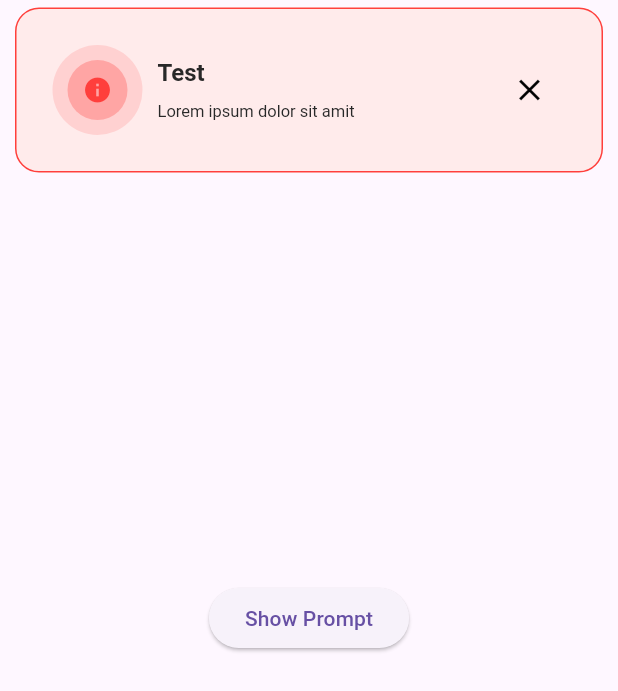
After one commit to markjoseultra/flutter_advance_ui, a Flutter app: the AnimatedListDemo screen opened directly, after a tap on "Show Prompt", on a phone screen of 412 x 824 dp. The commit adds this screen. Shown: the top 691 px of the screen. Run offline on Flutter 3.47's test engine with Material 3 defaults, Android fonts, the light colour scheme and no system bars; our stand-ins replace flutter_riverpod, visibility_detector.

Commit message:
feat: Awesome prompts

```diff
--- /dev/null
+++ b/lib/core/prompts/awesome_prompts.dart
@@ -0,0 +1,391 @@
+import 'package:flutter/material.dart';
+import 'package:flutter_riverpod/flutter_riverpod.dart';
+
+void showError(
+    {required String title, required String message, required WidgetRef ref}) {
+  ref.read(promptNotifierProvider.notifier).addPrompt(
+        title: title,
+        message: message,
+        severity: Severity.error,
+      );
+
+  ref.read(promptAnimatedListNotifierProvider.notifier).insertItem(index: 0);
+}
+
+@visibleForTesting
+enum Severity { info, error, warning, good }
+
+@visibleForTesting
+class PromptModel {
+  final int id;
+  final String title;
+  final String message;
+  final Severity severity;
+
+  PromptModel({
+    required this.id,
+    required this.title,
+    required this.message,
+    required this.severity,
+  });
+}
+
+@visibleForTesting
+class PromptStateNotifier extends Notifier<List<PromptModel>> {
+  @override
+  List<PromptModel> build() {
+    return [];
+  }
+
+  void addPrompt({
+    required String title,
+    required String message,
+    required Severity severity,
+  }) {
+    state = [
+      ...state,
+      PromptModel(
+        id: state.length,
+        title: title,
+        message: message,
+        severity: severity,
+      ),
+    ];
+  }
+
+  void removePrompt({required int id}) {
+    if (state.isEmpty) {
+      return;
+    }
+
+    state.removeAt(state.indexWhere((prompt) => prompt.id == id));
+
+    state = [...state];
+  }
+}
+
+@visibleForTesting
+final promptNotifierProvider =
+    NotifierProvider<PromptStateNotifier, List<PromptModel>>(
+  PromptStateNotifier.new,
+);
+
+@visibleForTesting
+class PromptAnimatedListNotifier
+    extends Notifier<GlobalKey<AnimatedListState>> {
+  @override
+  GlobalKey<AnimatedListState> build() {
+    final GlobalKey<AnimatedListState> listkey = GlobalKey();
+    return listkey;
+  }
+
+  void insertItem({required int index}) {
+    if (state.currentState == null) {
+      return;
+    }
+
+    state.currentState!
+        .insertItem(index, duration: const Duration(milliseconds: 500));
+
+    state = state;
+  }
+
+  void removeItem(
+      {required int index, required AnimatedRemovedItemBuilder builder}) {
+    state.currentState!.removeItem(index, builder);
+
+    state = state;
+  }
+}
+
+final promptAnimatedListNotifierProvider =
+    NotifierProvider<PromptAnimatedListNotifier, GlobalKey<AnimatedListState>>(
+  PromptAnimatedListNotifier.new,
+);
+
+///Wrap your whole app with this so the prompts can show anywhere on your screen
+class AwesomePrompt extends ConsumerStatefulWidget {
+  final Widget child;
+  const AwesomePrompt({super.key, required this.child});
+
+  @override
+  ConsumerState<ConsumerStatefulWidget> createState() => _AwesomePromptState();
+}
+
+class _AwesomePromptState extends ConsumerState<AwesomePrompt> {
+  @override
+  Widget build(BuildContext context) {
+    List<PromptModel> prompts = ref.watch(promptNotifierProvider);
+    GlobalKey<AnimatedListState> key =
+        ref.watch(promptAnimatedListNotifierProvider);
+
+    return Directionality(
+      textDirection: TextDirection.ltr,
+      child: Stack(
+        children: [
+          widget.child,
+          SafeArea(
+            child: prompts.isEmpty
+                ? const SizedBox()
+                : AnimatedList(
+                    key: key,
+                    initialItemCount: ref.watch(promptNotifierProvider).length,
+                    itemBuilder: (context, index, animation) {
+                      return SlideTransition(
+                        position: Tween<Offset>(
+                          begin: const Offset(0.0, -150),
+                          end: Offset.zero,
+                        ).animate(animation),
+                        child: PromptCard(
+                          title: prompts[index].title,
+                          message: prompts[index].message,
+                          severity: prompts[index].severity,
+                          onClose: () {
+                            if (prompts.isEmpty) {
+                              return;
+                            }
+
+                            ref
+                                .read(
+                                    promptAnimatedListNotifierProvider.notifier)
+                                .removeItem(
+                                  index: index,
+                                  builder: (context, animation) {
+                                    return SlideTransition(
+                                      position: Tween<Offset>(
+                                        begin: Offset.zero,
+                                        end: const Offset(0.0, -150),
+                                      ).animate(animation),
+                                      child: PromptCard(
+                                        title: prompts[index].title,
+                                        message: prompts[index].message,
+                                        severity: prompts[index].severity,
+                                      ),
+                                    );
+                                  },
+                                );
+
+                            ref
+                                .read(promptNotifierProvider.notifier)
+                                .removePrompt(
+                                  id: prompts[index].id,
+                                );
+                          },
+                        ),
+                      );
+                    },
+                  ),
+          )
+        ],
+      ),
+    );
+  }
+}
+
+@visibleForTesting
+class PromptCard extends StatelessWidget {
+  final Severity severity;
+  final String title;
+  final String message;
+  final VoidCallback? onTap;
+  final VoidCallback? onClose;
+
+  const PromptCard({
+    super.key,
+    this.title = "Information",
+    this.message =
+        "Please check your device and make sure all the needed services are turned on.",
+    this.onTap,
+    this.onClose,
+    this.severity = Severity.info,
+  });
+
+  final Color textColor = const Color(0xFF282828);
+
+  Color bgColor({required Severity severity}) {
+    switch (severity) {
+      case Severity.good:
+        return const Color(0xFF0FDFAF);
+      case Severity.info:
+        return const Color(0xFFEFF6FF);
+      case Severity.warning:
+        return const Color(0xFFFFF7ED);
+      case Severity.error:
+        return const Color(0xFFFFEBEB);
+      default:
+        return const Color(0xFF0FDFAF);
+    }
+  }
+
+  Color borderColor({required Severity severity}) {
+    switch (severity) {
+      case Severity.good:
+        return const Color(0xFF14B8A6);
+      case Severity.info:
+        return const Color(0xFF3B82F6);
+      case Severity.warning:
+        return const Color(0xFFF97316);
+      case Severity.error:
+        return const Color(0xFFFF3F3C);
+      default:
+        return const Color(0xFF5EEAD4);
+    }
+  }
+
+  @override
+  Widget build(BuildContext context) {
+    return SizedBox(
+      width: MediaQuery.sizeOf(context).width,
+      child: Container(
+        margin: const EdgeInsets.symmetric(
+          horizontal: 10.0,
+          vertical: 5.0,
+        ),
+        decoration: BoxDecoration(
+          color: Colors.white,
+          borderRadius: BorderRadius.circular(16.0),
+        ),
+        child: Container(
+          padding: const EdgeInsets.all(24.0),
+          decoration: BoxDecoration(
+            color: bgColor(severity: severity),
+            border: Border.all(
+              width: 1,
+              color: borderColor(severity: severity),
+            ),
+            borderRadius: BorderRadius.circular(16.0),
+          ),
+          child: Row(
+            mainAxisAlignment: MainAxisAlignment.spaceBetween,
+            children: [
+              Row(
+                children: [
+                  IconContainer(
+                    icon: const Icon(Icons.info),
+                    severity: severity,
+                  ),
+                  const SizedBox(width: 10.0),
+                  Column(
+                    crossAxisAlignment: CrossAxisAlignment.start,
+                    mainAxisSize: MainAxisSize.min,
+                    children: [
+                      Text(
+                        title,
+                        textAlign: TextAlign.start,
+                        style: TextStyle(
+                          color: textColor,
+                          fontSize: 16.0,
+                          fontWeight: FontWeight.bold,
+                        ),
+                      ),
+                      const SizedBox(height: 10.0),
+                      SizedBox(
+                        width: MediaQuery.sizeOf(context).width * 0.4,
+                        child: Text(
+                          message,
+                          maxLines: 2,
+                          textAlign: TextAlign.start,
+                          style: TextStyle(
+                            color: textColor,
+                            fontSize: 11.0,
+                          ),
+                        ),
+                      ),
+                    ],
+                  ),
+                ],
+              ),
+              IconButton(
+                icon: const Icon(Icons.close),
+                onPressed: () {
+                  if (onClose != null) {
+                    onClose!();
+                  }
+                },
+              )
+            ],
+          ),
+        ),
+      ),
+    );
+  }
+}
+
+@visibleForTesting
+class IconContainer extends StatelessWidget {
+  final Icon icon;
+  final Severity severity;
+  const IconContainer({
+    super.key,
+    required this.icon,
+    this.severity = Severity.good,
+  });
+
+  Color outerRingColor({required Severity severity}) {
+    switch (severity) {
+      case Severity.good:
+        return const Color(0xFFCCFBF1);
+      case Severity.info:
+        return const Color(0xFFDBEAFE);
+      case Severity.warning:
+        return const Color(0xFFFFEDD5);
+      case Severity.error:
+        return const Color(0xFFFFD1D1);
+      default:
+        return const Color(0xFFCCFBF1);
+    }
+  }
+
+  Color innerRingColor({required Severity severity}) {
+    switch (severity) {
+      case Severity.good:
+        return const Color(0xFF5EEAD4);
+      case Severity.info:
+        return const Color(0xFF93C5FD);
+      case Severity.warning:
+        return const Color(0xFFFDBA74);
+      case Severity.error:
+        return const Color(0x4DFF3F3C);
+      default:
+        return const Color(0xFF5EEAD4);
+    }
+  }
+
+  Color iconColor({required Severity severity}) {
+    switch (severity) {
+      case Severity.good:
+        return Colors.teal.shade500;
+      case Severity.info:
+        return const Color(0xFF3B82F6);
+      case Severity.warning:
+        return const Color(0xFFF97316);
+      case Severity.error:
+        return const Color(0xFFFF3F3C);
+      default:
+        return Colors.teal.shade500;
+    }
+  }
+
+  @override
+  Widget build(BuildContext context) {
+    return Container(
+      padding: const EdgeInsets.all(10),
+      decoration: BoxDecoration(
+        borderRadius: BorderRadius.circular(100.0),
+        color: outerRingColor(severity: severity),
+      ),
+      child: Container(
+        padding: const EdgeInsets.all(10),
+        decoration: BoxDecoration(
+          borderRadius: BorderRadius.circular(100.0),
+          color: innerRingColor(severity: severity),
+        ),
+        child: Icon(
+          icon.icon,
+          color: iconColor(severity: severity),
+          size: 20.0,
+        ),
+      ),
+    );
+  }
+}
--- a/lib/main.dart
+++ b/lib/main.dart
@@ -1,8 +1,10 @@
 import 'package:flutter/material.dart';
+import 'package:flutter_advance_ui/core/prompts/awesome_prompts.dart';
 import 'package:flutter_advance_ui/presentation/pages/index_page.dart';
+import 'package:flutter_riverpod/flutter_riverpod.dart';
 
 void main() {
-  runApp(const MainApp());
+  runApp(const ProviderScope(child: MainApp()));
 }
 
 class MainApp extends StatelessWidget {
@@ -10,8 +12,10 @@ class MainApp extends StatelessWidget {
 
   @override
   Widget build(BuildContext context) {
-    return const MaterialApp(
-      home: IndexPage(),
+    return const AwesomePrompt(
+      child: MaterialApp(
+        home: IndexPage(),
+      ),
     );
   }
 }
--- /dev/null
+++ b/lib/presentation/pages/animated_list_demo.dart
@@ -0,0 +1,25 @@
+import 'package:flutter/material.dart';
+import 'package:flutter_advance_ui/core/prompts/awesome_prompts.dart';
+import 'package:flutter_riverpod/flutter_riverpod.dart';
+
+class AnimatedListDemo extends ConsumerWidget {
+  const AnimatedListDemo({super.key});
+
+  @override
+  Widget build(BuildContext context, WidgetRef ref) {
+    return Scaffold(
+      body: Center(
+        child: ElevatedButton(
+          onPressed: () {
+            showError(
+              title: "Test",
+              message: "Lorem ipsum dolor sit amit",
+              ref: ref,
+            );
+          },
+          child: const Text("Show Prompt"),
+        ),
+      ),
+    );
+  }
+}
--- a/lib/presentation/pages/index_page.dart
+++ b/lib/presentation/pages/index_page.dart
@@ -1,4 +1,5 @@
 import 'package:flutter/material.dart';
+import 'package:flutter_advance_ui/presentation/pages/animated_list_demo.dart';
 import 'package:flutter_advance_ui/presentation/pages/animation_builder_demo_page.dart';
 import 'package:flutter_advance_ui/presentation/pages/drawing_canvas_page.dart';
 import 'package:flutter_advance_ui/presentation/pages/fancy_scroll_page.dart';
@@ -26,6 +27,8 @@ class _IndexPageState extends State<IndexPage> {
         return const FancyScrollPage();
       case 3:
         return const DrawingCanvassPage();
+      case 4:
+        return const AnimatedListDemo();
       default:
         return const ScorllAnimationPage();
     }
@@ -85,6 +88,13 @@ class _IndexPageState extends State<IndexPage> {
               onTap: () {
                 _gotoPage(3);
               },
+            ),
+            ListTile(
+              leading: const Icon(Icons.list_alt),
+              title: const Text("Animated List  Demo"),
+              onTap: () {
+                _gotoPage(4);
+              },
             )
           ],
         ),
--- a/pubspec.yaml
+++ b/pubspec.yaml
@@ -10,6 +10,7 @@ dependencies:
   flutter:
     sdk: flutter
   visibility_detector: ^0.4.0+2
+  flutter_riverpod: ^2.5.1
 
 dev_dependencies:
   flutter_test:
```
Also changed, not shown: pubspec.lock.
